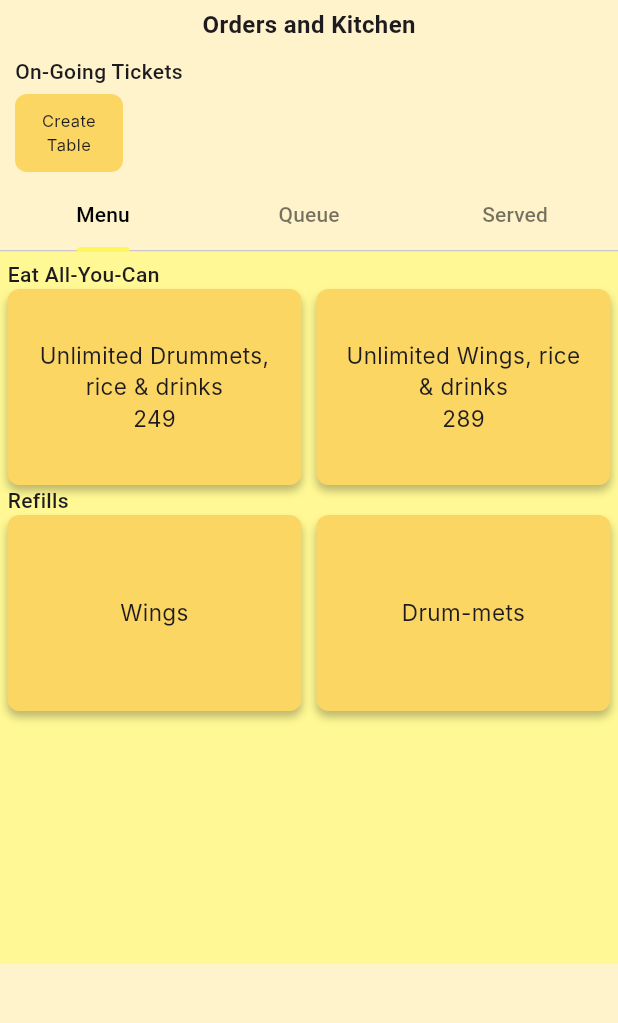
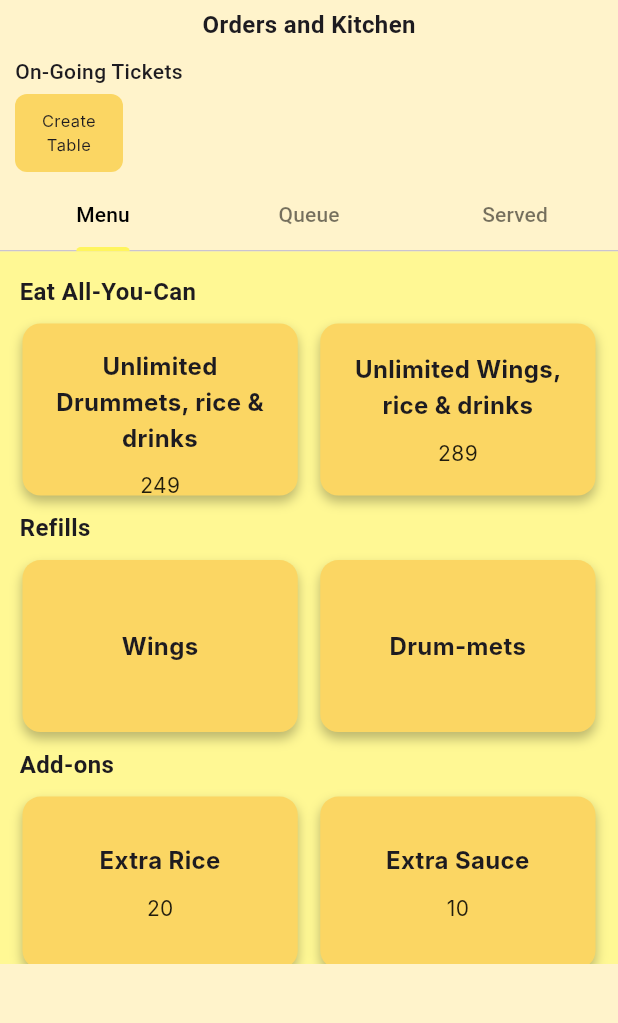
Before and after one commit to JeoSeutin07/chicks_mo_unli, a Flutter app: the OrdersKitchenScreen screen opened directly, after a tap on "Create Table", on a phone screen of 412 x 824 dp, the part 89-1112 px from its top. Run offline on Flutter 3.47's test engine with Material 3 defaults, Android fonts, the phone set to English and light mode, and no system bars; our stand-ins replace cloud_firestore, firebase_core; accounts and stored records are empty; Roboto replaces fonts that are missing (Inter).

Commit message:
menu_item change
spacing

```diff
--- /dev/null
+++ b/lib/order_kitchen/widgets/menu_tabs_widget.dart
@@ -0,0 +1,231 @@
+import 'package:flutter/material.dart';
+
+class MenuTabsWidget extends StatelessWidget {
+  const MenuTabsWidget({super.key});
+
+  @override
+  Widget build(BuildContext context) {
+    return DefaultTabController(
+      length: 4,
+      child: Column(
+        children: [
+          const TabBar(
+            tabs: [
+              Tab(text: 'Menu'),
+              Tab(text: 'Queue'),
+              Tab(text: 'Served'),
+            ],
+            labelColor: Colors.black,
+            unselectedLabelColor: Colors.black54,
+            indicatorColor: Color(0xFFFFF55E),
+          ),
+          Container(
+            height: 475,
+            color: const Color(0xFFFFF894),
+            child: TabBarView(
+              children: [
+                MenuTabContent(),
+                const Center(child: Text('Queue Content')),
+                const Center(child: Text('Served Content')),
+              ],
+            ),
+          ),
+        ],
+      ),
+    );
+  }
+}
+
+class MenuTabContent extends StatelessWidget {
+  const MenuTabContent({super.key});
+
+  Future<List<MenuItem>> fetchMenuItems(String section) async {
+    // Placeholder for database fetching logic
+    await Future.delayed(const Duration(seconds: 2)); // Simulate network delay
+    if (section == 'Eat All-You-Can') {
+      return [
+        MenuItem(title: 'Unlimited Drummets, rice & drinks', price: '249'),
+        MenuItem(title: 'Unlimited Wings, rice & drinks', price: '289'),
+      ];
+    } else if (section == 'Refills') {
+      return [
+        MenuItem(title: 'Wings', price: ''),
+        MenuItem(title: 'Drum-mets', price: ''),
+      ];
+    } else if (section == 'Add-ons') {
+      return [
+        MenuItem(title: 'Extra Rice', price: '20'),
+        MenuItem(title: 'Extra Sauce', price: '10'),
+      ];
+    } else if (section == 'Ala Carte') {
+      return [
+        MenuItem(title: 'Chicken Sandwich', price: '150'),
+        MenuItem(title: 'Burger', price: '200'),
+      ];
+    }
+    return [];
+  }
+
+  @override
+  Widget build(BuildContext context) {
+    return ListView(
+      padding: const EdgeInsets.all(5),
+      children: [
+        FutureBuilder<List<MenuItem>>(
+          future: fetchMenuItems('Eat All-You-Can'),
+          builder: (context, snapshot) {
+            if (snapshot.connectionState == ConnectionState.waiting) {
+              return const Center(child: CircularProgressIndicator());
+            } else if (snapshot.hasError) {
+              return const Center(child: Text('Error fetching menu items'));
+            } else if (!snapshot.hasData || snapshot.data!.isEmpty) {
+              return const Center(child: Text('No menu items available'));
+            } else {
+              return MenuSection(
+                  title: 'Eat All-You-Can', items: snapshot.data!);
+            }
+          },
+        ),
+        FutureBuilder<List<MenuItem>>(
+          future: fetchMenuItems('Refills'),
+          builder: (context, snapshot) {
+            if (snapshot.connectionState == ConnectionState.waiting) {
+              return const Center(child: CircularProgressIndicator());
+            } else if (snapshot.hasError) {
+              return const Center(child: Text('Error fetching menu items'));
+            } else if (!snapshot.hasData || snapshot.data!.isEmpty) {
+              return const Center(child: Text('No menu items available'));
+            } else {
+              return MenuSection(title: 'Refills', items: snapshot.data!);
+            }
+          },
+        ),
+        FutureBuilder<List<MenuItem>>(
+          future: fetchMenuItems('Add-ons'),
+          builder: (context, snapshot) {
+            if (snapshot.connectionState == ConnectionState.waiting) {
+              return const Center(child: CircularProgressIndicator());
+            } else if (snapshot.hasError) {
+              return const Center(child: Text('Error fetching menu items'));
+            } else if (!snapshot.hasData || snapshot.data!.isEmpty) {
+              return const Center(child: Text('No menu items available'));
+            } else {
+              return MenuSection(title: 'Add-ons', items: snapshot.data!);
+            }
+          },
+        ),
+        FutureBuilder<List<MenuItem>>(
+          future: fetchMenuItems('Ala Carte'),
+          builder: (context, snapshot) {
+            if (snapshot.connectionState == ConnectionState.waiting) {
+              return const Center(child: CircularProgressIndicator());
+            } else if (snapshot.hasError) {
+              return const Center(child: Text('Error fetching menu items'));
+            } else if (!snapshot.hasData || snapshot.data!.isEmpty) {
+              return const Center(child: Text('No menu items available'));
+            } else {
+              return MenuSection(title: 'Ala Carte', items: snapshot.data!);
+            }
+          },
+        ),
+      ],
+    );
+  }
+}
+
+class MenuSection extends StatelessWidget {
+  final String title;
+  final List<MenuItem> items;
+
+  const MenuSection({
+    super.key,
+    required this.title,
+    required this.items,
+  });
+
+  @override
+  Widget build(BuildContext context) {
+    return Column(
+      crossAxisAlignment: CrossAxisAlignment.start,
+      children: [
+        Padding(
+          padding: const EdgeInsets.symmetric(vertical: 10, horizontal: 8),
+          child: Text(
+            title,
+            style: const TextStyle(
+              fontSize: 16,
+              fontWeight: FontWeight.w600,
+              fontFamily: 'Roboto',
+            ),
+          ),
+        ),
+        GridView.count(
+          shrinkWrap: true,
+          physics: const NeverScrollableScrollPhysics(),
+          crossAxisCount: 2,
+          childAspectRatio: 1.6,
+          mainAxisSpacing: 15,
+          crossAxisSpacing: 15,
+          padding: const EdgeInsets.symmetric(horizontal: 10),
+          children: items,
+        ),
+      ],
+    );
+  }
+}
+
+class MenuItem extends StatelessWidget {
+  final String title;
+  final String price;
+
+  const MenuItem({
+    super.key,
+    required this.title,
+    required this.price,
+  });
+
+  @override
+  Widget build(BuildContext context) {
+    return Container(
+      decoration: BoxDecoration(
+        color: const Color(0xFFFBD663),
+        borderRadius: BorderRadius.circular(12),
+        boxShadow: const [
+          BoxShadow(
+            color: Colors.black26,
+            offset: Offset(0, 4),
+            blurRadius: 6,
+          ),
+        ],
+      ),
+      padding: const EdgeInsets.all(16),
+      child: Column(
+        mainAxisAlignment: MainAxisAlignment.center,
+        children: [
+          Text(
+            title,
+            textAlign: TextAlign.center,
+            style: const TextStyle(
+              fontSize: 16,
+              fontWeight: FontWeight.bold,
+              fontFamily: 'Inter',
+              height: 1.5,
+            ),
+          ),
+          if (price.isNotEmpty)
+            Padding(
+              padding: const EdgeInsets.only(top: 10),
+              child: Text(
+                price,
+                style: const TextStyle(
+                  fontSize: 14,
+                  fontFamily: 'Inter',
+                  color: Colors.black87,
+                ),
+              ),
+            ),
+        ],
+      ),
+    );
+  }
+}
--- a/lib/pages/main_page.dart
+++ b/lib/pages/main_page.dart
@@ -1,9 +1,10 @@
 import 'package:chicks_mo_unli/pages/Inventory/inventory_screen.dart';
 import 'package:flutter/material.dart';
 import 'package:provider/provider.dart';
-import '../widgets/navigation_bar.dart' as custom;
+import '../widgets/navigation_bar.dart'
+    as custom; // Use alias for custom NavigationBar
 import '../providers/auth_provider.dart';
-import '../pages/orders_kitchen_screen.dart'; // Import the OrdersKitchenScreen
+import '../order_kitchen/orders_kitchen_screen.dart'; // Import the OrdersKitchenScreen
 import 'cash_flow_page.dart';
 import 'owner_page.dart';
 import 'profile_page.dart';
@@ -120,6 +121,7 @@ class _MainPageState extends State<MainPage> {
                   // Remove border for debugging
                   ),
               child: custom.NavigationBar(
+                // Use alias for custom NavigationBar
                 activeIndex: _activeIndex,
                 onNavItemTapped: _onNavItemTapped,
               ),
--- a/lib/pages/widgets/menu_tabs_widget.dart
+++ /dev/null
@@ -1,149 +0,0 @@
-import 'package:flutter/material.dart';
-
-class MenuTabsWidget extends StatelessWidget {
-  const MenuTabsWidget({Key? key}) : super(key: key);
-
-  @override
-  Widget build(BuildContext context) {
-    return DefaultTabController(
-      length: 3,
-      child: Column(
-        children: [
-          const TabBar(
-            tabs: [
-              Tab(text: 'Menu'),
-              Tab(text: 'Queue'),
-              Tab(text: 'Served'),
-            ],
-            labelColor: Colors.black,
-            unselectedLabelColor: Colors.black54,
-            indicatorColor: Color(0xFFFFF55E),
-          ),
-          Container(
-            height: 475,
-            color: const Color(0xFFFFF894),
-            child: TabBarView(
-              children: [
-                MenuTabContent(),
-                const Center(child: Text('Queue Content')),
-                const Center(child: Text('Served Content')),
-              ],
-            ),
-          ),
-        ],
-      ),
-    );
-  }
-}
-
-class MenuTabContent extends StatelessWidget {
-  @override
-  Widget build(BuildContext context) {
-    return ListView(
-      padding: const EdgeInsets.all(5),
-      children: [
-        MenuSection(
-          title: 'Eat All-You-Can',
-          items: [
-            MenuItem(title: 'Unlimited Drummets, rice & drinks', price: '249'),
-            MenuItem(title: 'Unlimited Wings, rice & drinks', price: '289'),
-          ],
-        ),
-        MenuSection(
-          title: 'Refills',
-          items: [
-            MenuItem(title: 'Wings', price: ''),
-            MenuItem(title: 'Drum-mets', price: ''),
-          ],
-        ),
-      ],
-    );
-  }
-}
-
-class MenuSection extends StatelessWidget {
-  final String title;
-  final List<MenuItem> items;
-
-  const MenuSection({
-    Key? key,
-    required this.title,
-    required this.items,
-  }) : super(key: key);
-
-  @override
-  Widget build(BuildContext context) {
-    return Column(
-      crossAxisAlignment: CrossAxisAlignment.start,
-      children: [
-        Text(
-          title,
-          style: const TextStyle(
-            fontSize: 14,
-            fontWeight: FontWeight.w500,
-            fontFamily: 'Roboto',
-          ),
-        ),
-        GridView.count(
-          shrinkWrap: true,
-          physics: const NeverScrollableScrollPhysics(),
-          crossAxisCount: 2,
-          childAspectRatio: 1.5,
-          mainAxisSpacing: 10,
-          crossAxisSpacing: 10,
-          children: items,
-        ),
-      ],
-    );
-  }
-}
-
-class MenuItem extends StatelessWidget {
-  final String title;
-  final String price;
-
-  const MenuItem({
-    Key? key,
-    required this.title,
-    required this.price,
-  }) : super(key: key);
-
-  @override
-  Widget build(BuildContext context) {
-    return Container(
-      decoration: BoxDecoration(
-        color: const Color(0xFFFBD663),
-        borderRadius: BorderRadius.circular(8),
-        boxShadow: const [
-          BoxShadow(
-            color: Colors.black26,
-            offset: Offset(0, 4),
-            blurRadius: 4,
-          ),
-        ],
-      ),
-      padding: const EdgeInsets.all(15),
-      child: Column(
-        mainAxisAlignment: MainAxisAlignment.center,
-        children: [
-          Text(
-            title,
-            textAlign: TextAlign.center,
-            style: const TextStyle(
-              fontSize: 15,
-              fontFamily: 'Inter',
-            ),
-          ),
-          if (price.isNotEmpty)
-            Text(
-              price,
-              style: const TextStyle(
-                fontSize: 15,
-                fontFamily: 'Inter',
-              ),
-            ),
-        ],
-      ),
-    );
-  }
-}
--- a/lib/widgets/navigation_bar.dart
+++ b/lib/widgets/navigation_bar.dart
@@ -1,40 +1,26 @@
 import 'package:flutter/material.dart';
-import '../pages/orders_kitchen_screen.dart'; // Import the OrdersKitchenScreen
+// Removed unused import
 
-<<<<<<<<< Temporary merge branch 1
-class NavigationBar extends StatelessWidget {
-  const NavigationBar({super.key});
-
-=========
 class NavigationBar extends StatefulWidget {
   final Function(int) onNavItemTapped;
   final int activeIndex;
 
-  const NavigationBar(
-      {super.key, required this.onNavItemTapped, required this.activeIndex});
+  const NavigationBar({
+    super.key,
+    required this.onNavItemTapped,
+    required this.activeIndex,
+  });
 
   @override
   _NavigationBarState createState() => _NavigationBarState();
 }
 
 class _NavigationBarState extends State<NavigationBar> {
->>>>>>>>> Temporary merge branch 2
   @override
   Widget build(BuildContext context) {
     return Container(
       height: 88,
       padding: const EdgeInsets.all(10),
-<<<<<<<<< Temporary merge branch 1
-      child: Row(
-        mainAxisAlignment: MainAxisAlignment.spaceEvenly,
-        children: [
-          _buildNavItem(context, 'Order', Icons.shopping_cart,
-              const OrdersKitchenScreen()),
-          _buildNavItem(context, 'Inventory', Icons.inventory, null),
-          _buildNavItem(context, 'Cash Flow', Icons.attach_money, null),
-          _buildNavItem(context, 'Owner', Icons.person, null),
-          _buildNavItem(context, 'Profile', Icons.account_circle, null),
-=========
       color: const Color(0xFFFFF3CB), // Set the background color
       child: Row(
         mainAxisAlignment: MainAxisAlignment.spaceEvenly,
@@ -44,44 +30,19 @@ class _NavigationBarState extends State<NavigationBar> {
           _buildNavItem('Cash Flow', Icons.attach_money, 2),
           _buildNavItem('Owner', Icons.person, 3),
           _buildNavItem('Profile', Icons.account_circle, 4),
->>>>>>>>> Temporary merge branch 2
         ],
       ),
     );
   }
 
-<<<<<<<<< Temporary merge branch 1
-  Widget _buildNavItem(
-      BuildContext context, String label, IconData iconData, Widget? screen) {
-    return GestureDetector(
-      onTap: () {
-        if (screen != null) {
-          Navigator.push(
-            context,
-            MaterialPageRoute(builder: (context) => screen),
-          );
-        }
-      },
-=========
   Widget _buildNavItem(String label, IconData iconData, int index) {
     return GestureDetector(
       onTap: () => widget.onNavItemTapped(index),
->>>>>>>>> Temporary merge branch 2
       child: Column(
         mainAxisSize: MainAxisSize.min,
         children: [
           Icon(
             iconData,
-<<<<<<<<< Temporary merge branch 1
-            size: 24,
-          ),
-          const SizedBox(height: 8),
-          Text(
-            label,
-            style: const TextStyle(
-              color: Color(0xFF81807E),
-              fontSize: 14,
-=========
             color: widget.activeIndex == index
                 ? Colors.black
                 : const Color(0xFF81807E),
@@ -92,7 +53,6 @@ class _NavigationBarState extends State<NavigationBar> {
               color: widget.activeIndex == index
                   ? Colors.black
                   : const Color(0xFF81807E),
->>>>>>>>> Temporary merge branch 2
             ),
           ),
         ],
```
Also changed, not shown: lib/order_kitchen/orders_kitchen_screen.dart (renamed from lib/pages/orders_kitchen_screen.dart), lib/order_kitchen/widgets/search_bar_widget.dart (renamed from lib/pages/widgets/search_bar_widget.dart), lib/order_kitchen/widgets/tickets_widget.dart (renamed from lib/pages/widgets/tickets_widget.dart), pubspec.lock.
